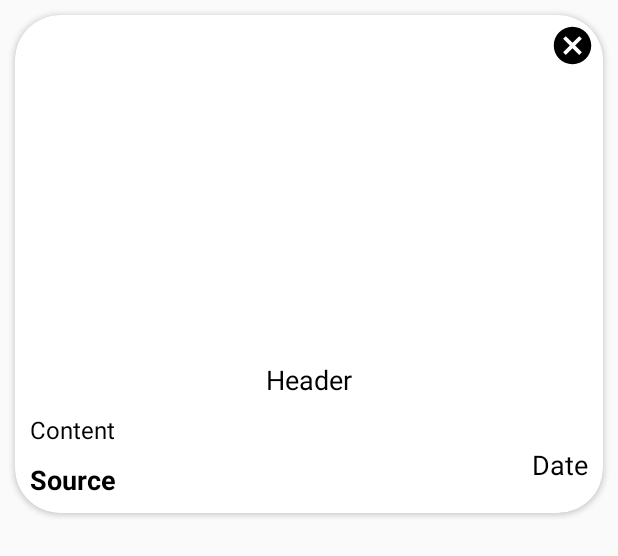
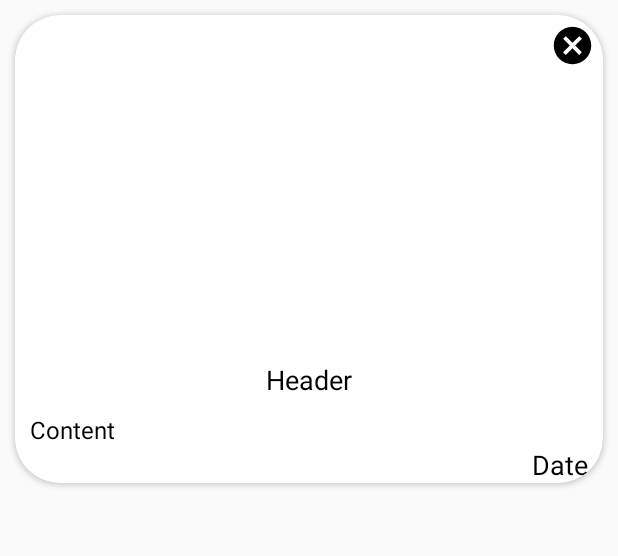
Before and after one commit to emresutuna/Daily-News, an Android app: the layout fav_rows.xml on its own in the app's theme, with its tools: preview values and no code run, on a phone screen of 412 x 824 dp. Shown: the top 556 px of the screen. Run offline under Robolectric (Android 15) with nearby library versions, the phone set to English and light mode, and no system bars.

Commit message:
first commit

```diff
--- a/app/src/main/java/com/example/gunlukhaberapp/Fragments/FavoriteFragment.java
+++ b/app/src/main/java/com/example/gunlukhaberapp/Fragments/FavoriteFragment.java
@@ -84,7 +84,6 @@ public class FavoriteFragment extends Fragment {
         descriptionFb= new ArrayList<String>();
         urlFb=new ArrayList<String>();
         getData();
-
         return view;
     }
 }
--- a/app/src/main/java/com/example/gunlukhaberapp/LoginActivity.java
+++ b/app/src/main/java/com/example/gunlukhaberapp/LoginActivity.java
@@ -143,6 +143,8 @@ button.setOnClickListener(new View.OnClickListener() {
                         .addOnFailureListener(new OnFailureListener() {
                             @Override
                             public void onFailure(@NonNull Exception e) {
+                                rgstrScroll.setVisibility(View.VISIBLE);
+                                loading.setVisibility(View.GONE);
                                 Toast.makeText(getApplicationContext(),"Kullanıcı Oluşturma Hatası!",Toast.LENGTH_SHORT).show();
                             }
                         });
--- a/app/src/main/res/layout/fav_rows.xml
+++ b/app/src/main/res/layout/fav_rows.xml
@@ -65,17 +65,6 @@
                 android:layout_height="wrap_content">
 
                 <TextView
-                    android:id="@+id/source"
-                    android:layout_width="wrap_content"
-                    android:layout_height="wrap_content"
-
-                    android:layout_margin="10dp"
-                    android:text="Source"
-                    android:textColor="#000"
-                    android:textSize="18dp"
-                    android:textStyle="bold" />
-
-               <TextView
                    android:id="@+id/dateText"
                    android:textColor="#000"
                    android:textSize="18dp"
```
Also changed, not shown: app/src/main/java/com/example/gunlukhaberapp/Fragments/CategoryDetail.java (+0 -30 lines), app/src/main/java/com/example/gunlukhaberapp/Fragments/HomeFragment.java (+0 -11 lines).
